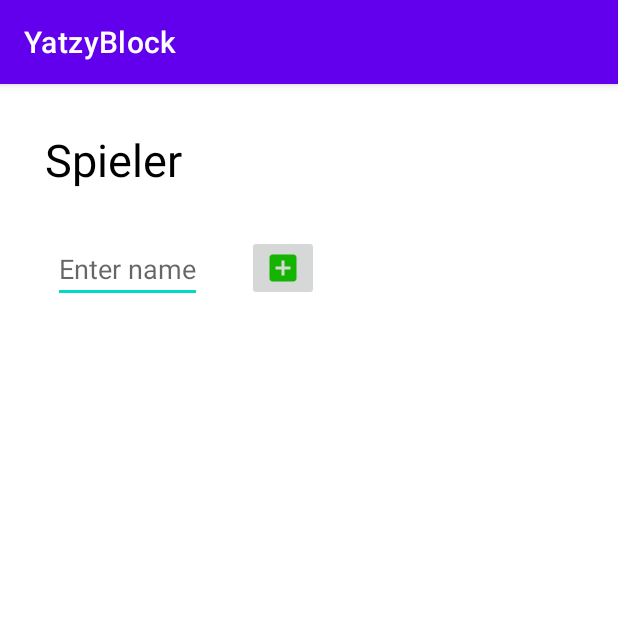
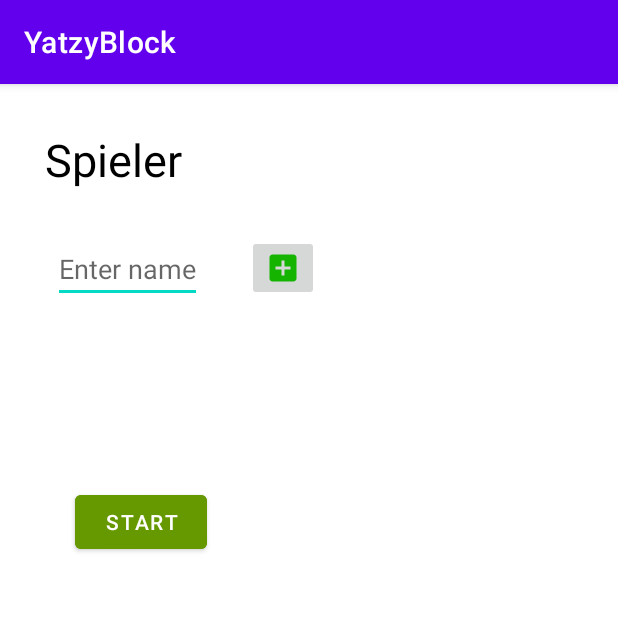
Before and after one commit to mmoosbac94/yatzy-block, an Android app: the screen it shows after launch (MainActivity), after a tap on an icon or button, on a phone screen of 412 x 824 dp, the top half of it. Run offline under Robolectric (Android 15) with nearby library versions, the phone set to English and light mode, and no system bars; our stand-ins replace data binding.

```diff
--- a/app/build.gradle
+++ b/app/build.gradle
@@ -1,9 +1,11 @@
 plugins {
     id 'com.android.application'
     id 'kotlin-android'
+    id 'kotlin-parcelize'
 }
 
 apply plugin: 'kotlin-kapt'
+apply plugin: "androidx.navigation.safeargs.kotlin"
 
 android {
     compileSdkVersion 30
--- a/app/src/main/java/com/example/yatzyblock/models/Player.kt
+++ b/app/src/main/java/com/example/yatzyblock/models/Player.kt
@@ -1,6 +1,11 @@
 package com.example.yatzyblock.models
 
-class Player(val name: String) {
+import android.os.Parcelable
+import kotlinx.parcelize.Parcelize
+
+
+@Parcelize
+data class Player(val name: String): Parcelable {
 
     var einser: Int = 0
     var zweier: Int = 0
--- a/app/src/main/java/com/example/yatzyblock/start/StartFragment.kt
+++ b/app/src/main/java/com/example/yatzyblock/start/StartFragment.kt
@@ -1,15 +1,20 @@
 package com.example.yatzyblock.start
 
+import android.graphics.Color
 import android.os.Bundle
-import android.util.Log
 import androidx.fragment.app.Fragment
 import android.view.LayoutInflater
 import android.view.View
 import android.view.ViewGroup
+import android.widget.ArrayAdapter
 import android.widget.TextView
+import androidx.core.view.marginLeft
+import androidx.core.view.setPadding
 import androidx.lifecycle.observe
+import androidx.navigation.fragment.findNavController
 import com.example.yatzyblock.R
 import com.example.yatzyblock.databinding.FragmentStartBinding
+import com.example.yatzyblock.models.Player
 import org.koin.android.viewmodel.ext.android.viewModel
 
 
@@ -18,6 +23,8 @@ class StartFragment : Fragment(R.layout.fragment_start) {
     private lateinit var binding: FragmentStartBinding
 
     private val viewModel: StartViewModel by viewModel()
+
+    private lateinit var playerList: List<Player>
 
     override fun onCreateView(
         inflater: LayoutInflater, container: ViewGroup?,
@@ -36,12 +43,24 @@ class StartFragment : Fragment(R.layout.fragment_start) {
             viewModel.addPlayer(binding.editTextName.text.toString())
         }
 
-        viewModel.listPlayers.observe(viewLifecycleOwner) { player ->
-            player.map {
-                val textView = TextView(context)
-                textView.text = it.name
-                binding.nameLayout.addView(textView)
+        viewModel.listPlayers.observe(viewLifecycleOwner) { playerList ->
+            this.playerList = playerList
+            val nameList = playerList.map { it.name }
+            val adapter = context?.let {
+                ArrayAdapter<String>(
+                    it,
+                    android.R.layout.simple_spinner_item,
+                    nameList
+                )
             }
+            binding.playerListView.adapter = adapter
+            adapter?.notifyDataSetChanged()
         }
+
+        binding.startButton.setOnClickListener {
+            val nameListArray: Array<Player> = playerList.toTypedArray()
+            findNavController().navigate(StartFragmentDirections.actionStartFragmentToGameFragment(nameListArray))
+        }
+
     }
 }
--- a/app/src/main/res/layout/fragment_start.xml
+++ b/app/src/main/res/layout/fragment_start.xml
@@ -41,14 +41,19 @@
 
         </LinearLayout>
 
-        <LinearLayout
-            android:id="@+id/nameLayout"
+        <ListView
+            android:id="@+id/playerListView"
             android:layout_width="wrap_content"
             android:layout_height="wrap_content"
-            android:orientation="horizontal">
+            android:layout_margin="50dp"/>
 
-
-        </LinearLayout>
+        <Button
+            android:id="@+id/startButton"
+            android:layout_marginStart="50dp"
+            android:layout_width="wrap_content"
+            android:layout_height="wrap_content"
+            android:text="@string/start"
+            android:backgroundTint="@android:color/holo_green_dark"/>
 
     </LinearLayout>
 
--- a/app/src/main/res/navigation/nav_graph.xml
+++ b/app/src/main/res/navigation/nav_graph.xml
@@ -19,7 +19,7 @@
         android:label="fragment_game"
         tools:layout="@layout/fragment_game" >
         <argument
-            android:name="numberPlayers"
-            app:argType="integer" />
+            android:name="players"
+            app:argType="com.example.yatzyblock.models.Player[]"/>
     </fragment>
 </navigation>
--- a/app/src/main/res/values/strings.xml
+++ b/app/src/main/res/values/strings.xml
@@ -3,4 +3,5 @@
     <!-- TODO: Remove or change this placeholder text -->
     <string name="hello_blank_fragment">Hello blank fragment</string>
     <string name="spieler">Spieler</string>
+    <string name="start">Start</string>
 </resources>
--- a/build.gradle
+++ b/build.gradle
@@ -8,6 +8,7 @@ buildscript {
     dependencies {
         classpath "com.android.tools.build:gradle:4.1.2"
         classpath "org.jetbrains.kotlin:kotlin-gradle-plugin:$kotlin_version"
+        classpath "androidx.navigation:navigation-safe-args-gradle-plugin:2.3.3"
 
         // NOTE: Do not place your application dependencies here; they belong
         // in the individual module build.gradle files
```
Also changed, not shown: app/src/main/java/com/example/yatzyblock/game/GameFragment.kt (+24 -1 lines), app/src/main/res/layout/fragment_game.xml (+7 -7 lines).
